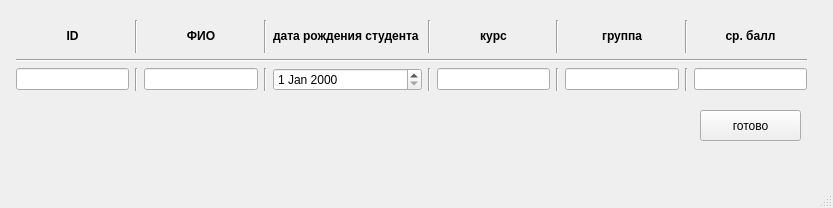
Above: mainwindow.ui from nikitangrand/StudentTierListCore before the change. Below: the same form after it.
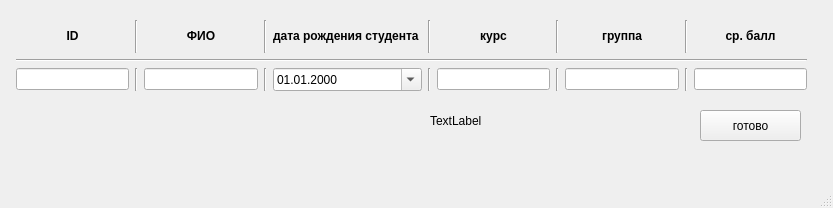
That is the form after the change.

The edit to the form file:
```diff
--- a/mainwindow.ui
+++ b/mainwindow.ui
@@ -70,7 +70,14 @@
       </widget>
      </item>
      <item row="2" column="4">
-      <widget class="QDateEdit" name="dateEdit"/>
+      <widget class="QDateEdit" name="dateEdit">
+       <property name="displayFormat">
+        <string>dd.MM.yyyy</string>
+       </property>
+       <property name="calendarPopup">
+        <bool>true</bool>
+       </property>
+      </widget>
      </item>
      <item row="2" column="10">
       <widget class="QLineEdit" name="lineEdit_6"/>
@@ -176,6 +183,19 @@
      <string>готово</string>
     </property>
    </widget>
+   <widget class="QLabel" name="statusLabel">
+    <property name="geometry">
+     <rect>
+      <x>430</x>
+      <y>110</y>
+      <width>241</width>
+      <height>21</height>
+     </rect>
+    </property>
+    <property name="text">
+     <string>TextLabel</string>
+    </property>
+   </widget>
   </widget>
   <widget class="QMenuBar" name="menubar">
    <property name="geometry">
```
Left out of the diff: 2 changed lines with no effect on the pictures.
